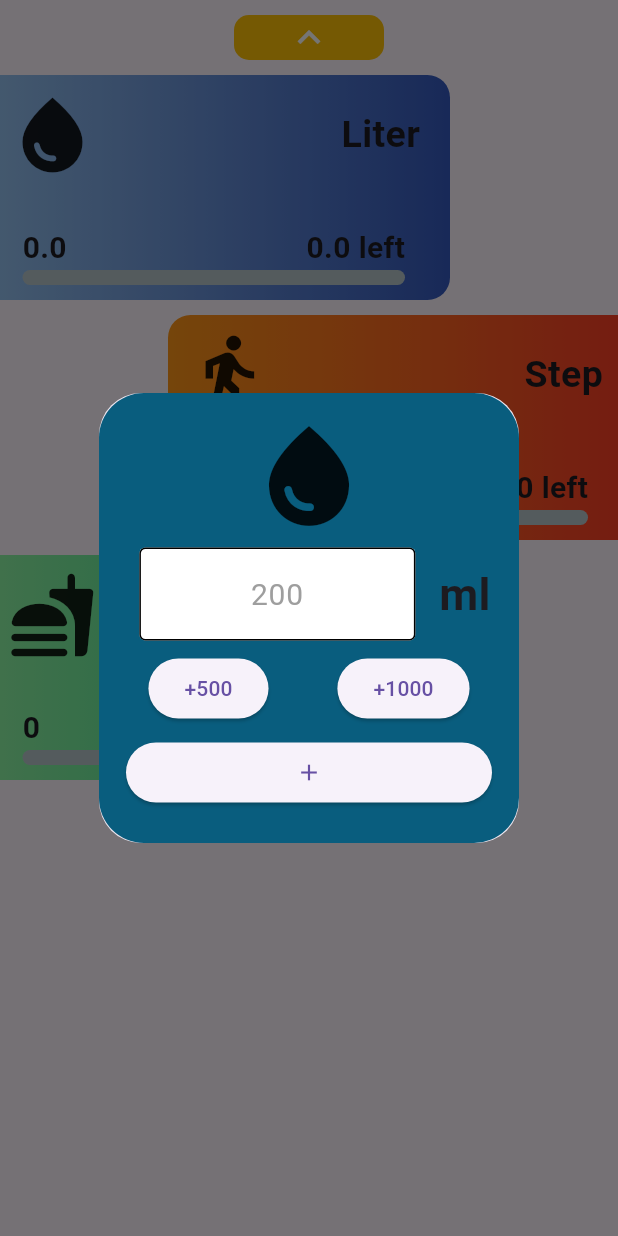
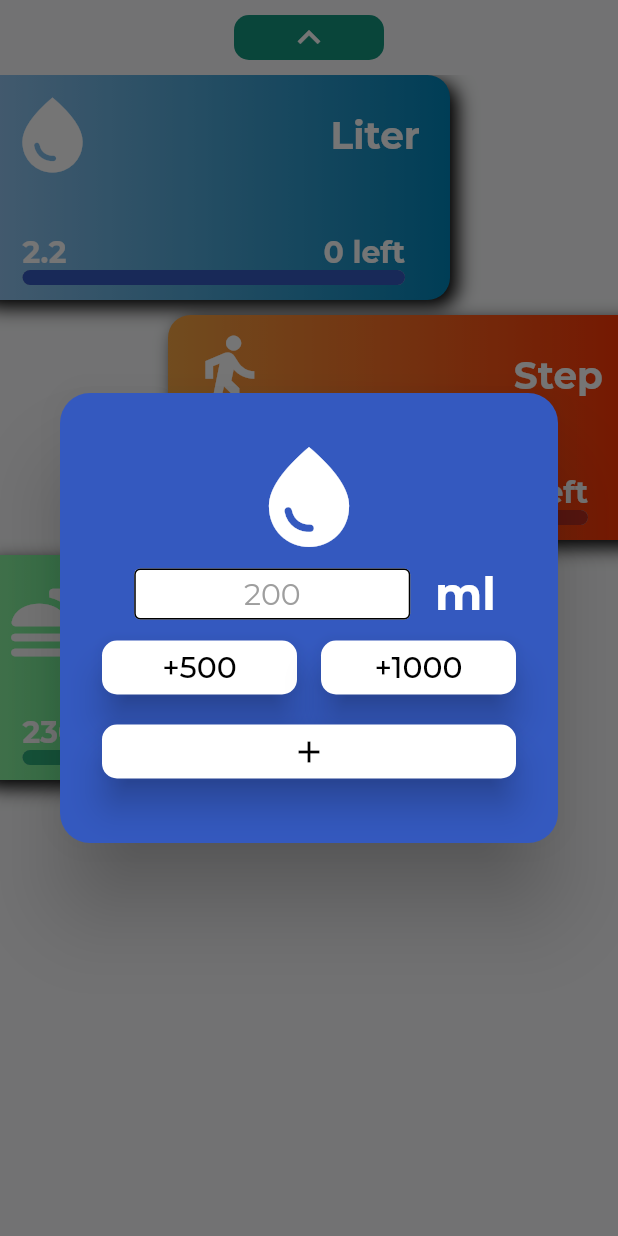
Before and after one commit to khoo04/health_tracker_app, a Flutter app: the RoutinePage screen opened directly with empty values, after a tap on "Liter", on a phone screen of 412 x 824 dp. Run offline on Flutter 3.47's test engine with Material 3 defaults, Android fonts, the light colour scheme and no system bars; drawn by our look-alikes of percent_indicator; our stand-ins replace flutter_bloc, font_awesome_flutter, google_fonts, supabase_flutter; accounts and stored records are empty.

Commit message:
new push

```diff
--- a/lib/bloc/homepage/home_event.dart
+++ b/lib/bloc/homepage/home_event.dart
@@ -7,13 +7,13 @@ class LevelPressed extends HomeEvent {
   final double Liter;
   final int Step;
   final int Calories;
-  final int pageIndex;
+
 
   LevelPressed(
       {required this.Liter,
       required this.Step,
       required this.Calories,
-      required this.pageIndex});
+      });
 }
 
 class BackPressed extends HomeEvent {}
--- a/lib/bottom.dart
+++ b/lib/frame.dart
@@ -1,4 +1,5 @@
 import 'package:flutter/material.dart';
+import 'package:health_tracker_app/main.dart';
 import 'package:health_tracker_app/pages/article/article_home.dart';
 import 'package:health_tracker_app/pages/homepage/level.dart';
 
@@ -34,8 +35,7 @@ class _FramePageState extends State<FramePage> {
           child: Icon(
             icon,
             size: 35,
-            color:
-                index == currIndex ? Color.fromARGB(255, 20, 150, 126) : null,
+            color: index == currIndex ? ThemeProvider.mainColor : null,
           ),
         ),
       ),
@@ -49,11 +49,18 @@ class _FramePageState extends State<FramePage> {
     return Scaffold(
       resizeToAvoidBottomInset: false,
       appBar: AppBar(
-        shadowColor: Colors.white,
+        scrolledUnderElevation: 0.0,
         toolbarHeight: 70,
         automaticallyImplyLeading: false,
         title: Row(children: [
-          const CircleAvatar(radius: 30, child: Icon(Icons.favorite, size: 35)),
+          const CircleAvatar(
+              backgroundColor: ThemeProvider.mainColor,
+              radius: 30,
+              child: Icon(
+                Icons.favorite,
+                size: 35,
+                color: ThemeProvider.secondColor,
+              )),
           Expanded(
             child: Padding(
               padding: const EdgeInsets.all(8.0),
@@ -73,7 +80,7 @@ class _FramePageState extends State<FramePage> {
                       lineHeight: 15,
                       width: 150,
                       percent: currentPercent,
-                      progressColor: Color.fromARGB(255, 20, 150, 126),
+                      progressColor: ThemeProvider.mainColor,
                     ),
                     const SizedBox(height: 5),
                     const Divider(thickness: 4, endIndent: 50)
--- a/lib/main.dart
+++ b/lib/main.dart
@@ -1,9 +1,10 @@
 import 'package:flutter/material.dart';
 import 'package:flutter_bloc/flutter_bloc.dart';
+import 'package:google_fonts/google_fonts.dart';
 import 'package:health_tracker_app/bloc/article/bloc/artc_bloc.dart';
 import 'package:health_tracker_app/bloc/homepage/home_bloc.dart';
-import 'package:health_tracker_app/bottom.dart';
-import 'package:health_tracker_app/model/article_model.dart';
+import 'package:health_tracker_app/frame.dart';
+import 'package:provider/provider.dart';
 import 'package:supabase_flutter/supabase_flutter.dart';
 
 void main() async {
@@ -12,7 +13,8 @@ void main() async {
       url: "https://oezjjnvxfkhirqljetig.supabase.co",
       anonKey:
           "eyJhbGciOiJIUzI1NiIsInR5cCI6IkpXVCJ9.eyJpc3MiOiJzdXBhYmFzZSIsInJlZiI6Im9lempqbnZ4ZmtoaXJxbGpldGlnIiwicm9sZSI6ImFub24iLCJpYXQiOjE3MjkwOTAzOTksImV4cCI6MjA0NDY2NjM5OX0.Lh69F4FPg0i0Jd3yf0wcznN2lCtG5pxYvOKqsx3xMjc");
-  runApp(const MyApp());
+  runApp(ChangeNotifierProvider(
+      create: (context) => ThemeProvider(), child: const MyApp()));
 }
 
 class MyApp extends StatelessWidget {
@@ -25,8 +27,45 @@ class MyApp extends StatelessWidget {
         BlocProvider(create: (context) => HomeBloc()),
         BlocProvider(create: (context) => ArtcBloc())
       ],
-      child: const MaterialApp(
-          debugShowCheckedModeBanner: false, home: FramePage()),
+      child: MaterialApp(
+          theme: Provider.of<ThemeProvider>(context).themeData,
+          debugShowCheckedModeBanner: false,
+          home: FramePage()),
     );
   }
 }
+
+class ThemeProvider with ChangeNotifier {
+  ThemeData _themeData = _lightMode;
+  ThemeData get themeData => _themeData;
+
+  static const Color mainColor = Color.fromARGB(255, 20, 150, 126);
+  static const Color secondColor = Color.fromARGB(255, 226, 252, 214);
+
+  void toggleTheme() {
+    _themeData = _themeData == _lightMode ? _darkMode : _lightMode;
+    notifyListeners();
+  }
+
+  static final _lightMode = ThemeData(
+    elevatedButtonTheme: ElevatedButtonThemeData(
+      style: ElevatedButton.styleFrom(
+          elevation: 10,
+          shadowColor: Colors.black,
+          backgroundColor: Colors.white,
+          foregroundColor: Colors.black,
+          shape:
+              RoundedRectangleBorder(borderRadius: BorderRadius.circular(10))),
+    ),
+    textTheme: GoogleFonts.montserratTextTheme(),
+    useMaterial3: false,
+    brightness: Brightness.light,
+    scaffoldBackgroundColor: Color.fromARGB(255, 248, 249, 250),
+    appBarTheme: const AppBarTheme(
+        color: Colors.transparent,
+        shadowColor: Colors.transparent,
+        titleTextStyle: TextStyle(color: Colors.black)),
+  );
+
+  static final _darkMode = ThemeData();
+}
--- a/lib/pages/article/article_home.dart
+++ b/lib/pages/article/article_home.dart
@@ -1,9 +1,7 @@
 import 'package:flutter/material.dart';
 import 'package:flutter_bloc/flutter_bloc.dart';
 import 'package:health_tracker_app/bloc/article/bloc/artc_bloc.dart';
-import 'package:health_tracker_app/main.dart';
 import 'package:health_tracker_app/model/article_model.dart';
-import 'package:supabase_flutter/supabase_flutter.dart';
 
 class ArticlePage extends StatefulWidget {
   const ArticlePage({super.key});
--- a/lib/pages/homepage/level.dart
+++ b/lib/pages/homepage/level.dart
@@ -2,6 +2,7 @@ import 'package:flutter/material.dart';
 import 'package:flutter_bloc/flutter_bloc.dart';
 import 'package:font_awesome_flutter/font_awesome_flutter.dart';
 import 'package:health_tracker_app/bloc/homepage/home_bloc.dart';
+import 'package:health_tracker_app/main.dart';
 import 'package:health_tracker_app/pages/homepage/routine.dart';
 
 class Bridge extends StatelessWidget {
@@ -27,11 +28,12 @@ class LevelPage extends StatelessWidget {
 
   @override
   Widget build(BuildContext context) {
-    ScrollController _scrollController = ScrollController();
-    int currentlevel = 3;
-    double mainLiter = 3000 / 7;
-    double mainStep = 1000 / 7;
-    double mainCalorie = 2300 / 7;
+    ScrollController scrollController = ScrollController();
+
+    int currentlevel = 7;
+    double mainLiter = 3 / 7;
+    double mainStep = 2500 / 7;
+    double mainCalorie = 3000 / 7;
 
     Widget levelContainer({required int index}) {
       return Row(children: [
@@ -42,14 +44,14 @@ class LevelPage extends StatelessWidget {
               String tempLiter = (mainLiter * index).toStringAsFixed(1);
 
               double levelLiter = double.parse(tempLiter);
-              int levelStep = mainStep.toInt();
-              int levelCalorie = mainCalorie.toInt();
+              int levelStep = (mainStep * index).toInt();
+              int levelCalorie = (mainCalorie * index).toInt();
 
               context.read<HomeBloc>().add(LevelPressed(
                   Liter: levelLiter,
                   Step: levelStep,
                   Calories: levelCalorie,
-                  pageIndex: 1));
+                  ));
             }
           },
           child: Container(
@@ -57,9 +59,10 @@ class LevelPage extends StatelessWidget {
             height: 110,
             width: 110,
             decoration: BoxDecoration(
+                boxShadow: [BoxShadow(offset: Offset(10, 10))],
                 color: index > currentlevel
                     ? Colors.grey
-                    : Color.fromARGB(255, 20, 150, 126),
+                    : ThemeProvider.mainColor,
                 borderRadius: BorderRadius.circular(20)),
             child: Center(
               child: Icon(
@@ -69,7 +72,7 @@ class LevelPage extends StatelessWidget {
                 size: 80,
                 color: index > currentlevel
                     ? Colors.black
-                    : Color.fromARGB(255, 226, 252, 214),
+                    : ThemeProvider.secondColor,
               ),
             ),
           ),
@@ -78,12 +81,12 @@ class LevelPage extends StatelessWidget {
     }
 
     return Scrollbar(
-      radius: Radius.circular(30),
+      radius: const Radius.circular(30),
       thickness: 10,
       thumbVisibility: true,
-      controller: _scrollController,
+      controller: scrollController,
       child: SingleChildScrollView(
-        controller: _scrollController,
+        controller: scrollController,
         child: Column(children: [
           const Padding(
             padding: EdgeInsets.all(8.0),
--- a/lib/pages/homepage/routine.dart
+++ b/lib/pages/homepage/routine.dart
@@ -1,9 +1,10 @@
 import 'package:flutter/material.dart';
 import 'package:flutter_bloc/flutter_bloc.dart';
 import 'package:health_tracker_app/bloc/homepage/home_bloc.dart';
+import 'package:health_tracker_app/main.dart';
 import 'package:percent_indicator/linear_percent_indicator.dart';
 
-class RoutinePage extends StatelessWidget {
+class RoutinePage extends StatefulWidget {
   const RoutinePage(
       {super.key,
       required this.goalLiters,
@@ -14,10 +15,29 @@ class RoutinePage extends StatelessWidget {
   final int goalCalories;
 
   @override
-  Widget build(BuildContext context) {
-    double currentLiter = 0;
-    int currentStep = 0;
-    int currentCalorie = 0;
+  State<RoutinePage> createState() => _RoutinePageState();
+}
+
+class _RoutinePageState extends State<RoutinePage> {
+  double currentLiter = 2.2;
+  int currentStep = 500;
+  int currentCalorie = 2300;
+
+  double percentLiter = 0, percentStep = 0, percentCalorie = 0;
+
+  void calcuPercent() {
+    setState(() {
+      percentLiter = ((currentLiter / widget.goalLiters) * 100) * 0.01;
+      percentStep = ((currentStep / widget.goalSteps) * 100) * 0.01;
+      percentCalorie = ((currentCalorie / widget.goalCalories) * 100) * 0.01;
+    });
+  }
+
+  @override
+  void initState() {
+    super.initState();
+    calcuPercent();
+  }
 
   Future<void> addDialogBox(
       BuildContext context, Color color, IconData icon, String type) {
@@ -25,27 +45,31 @@ class RoutinePage extends StatelessWidget {
         context: context,
         builder: (context) {
           return Dialog(
-              child: Container(
-                padding: EdgeInsets.all(10),
+            shape:
+                RoundedRectangleBorder(borderRadius: BorderRadius.circular(20)),
+            backgroundColor: color,
+            child: SizedBox(
               height: 300,
-                width: 200,
-                decoration: BoxDecoration(
-                    color: color, borderRadius: BorderRadius.circular(30)),
+              child: Padding(
+                padding: const EdgeInsets.all(20),
                 child: Column(
                     mainAxisAlignment: MainAxisAlignment.center,
                     children: [
-                      Icon(icon, size: 80),
+                      Icon(icon, size: 80, color: Colors.white),
                       Row(
                           mainAxisAlignment: MainAxisAlignment.center,
                           children: [
                             const SizedBox(
                               width: 200,
+                              height: 50,
                               child: Padding(
                                 padding: EdgeInsets.all(8.0),
                                 child: TextField(
                                   textAlign: TextAlign.center,
                                   keyboardType: TextInputType.number,
                                   decoration: InputDecoration(
+                                      contentPadding:
+                                          EdgeInsets.only(bottom: 10),
                                       hintText: "200",
                                       hintStyle: TextStyle(
                                           color: Colors.grey, fontSize: 20),
@@ -58,16 +82,28 @@ class RoutinePage extends StatelessWidget {
                             Text(
                               type,
                               style: const TextStyle(
-                                  fontSize: 30, fontWeight: FontWeight.bold),
+                                  fontSize: 30,
+                                  fontWeight: FontWeight.bold,
+                                  color: Colors.white),
                             )
                           ]),
                       Row(
                           mainAxisAlignment: MainAxisAlignment.spaceAround,
                           children: [
-                            ElevatedButton(
-                                onPressed: () {}, child: Text("+500")),
-                            ElevatedButton(
-                                onPressed: () {}, child: Text("+1000"))
+                            SizedBox(
+                              width: 130,
+                              child: ElevatedButton(
+                                  onPressed: () {},
+                                  child: Text("+500",
+                                      style: TextStyle(fontSize: 20))),
+                            ),
+                            SizedBox(
+                              width: 130,
+                              child: ElevatedButton(
+                                  onPressed: () {},
+                                  child: Text("+1000",
+                                      style: TextStyle(fontSize: 20))),
+                            )
                           ]),
                       Padding(
                         padding: const EdgeInsets.all(8.0),
@@ -77,6 +113,7 @@ class RoutinePage extends StatelessWidget {
                                 onPressed: () {}, child: Icon(Icons.add))),
                       )
                     ]),
+              ),
             ),
           );
         });
@@ -92,7 +129,9 @@ class RoutinePage extends StatelessWidget {
       required String type,
       required String addType,
       required String current,
-        required String remain}) {
+      required String remain,
+      required double percent}) {
+    Color themeColor = Colors.white;
     return GestureDetector(
       onTap: () {
         if (type != "Step") {
@@ -104,26 +143,41 @@ class RoutinePage extends StatelessWidget {
         height: 150,
         width: 320,
         decoration: BoxDecoration(
+            boxShadow: [BoxShadow(offset: Offset(5, 5), blurRadius: 10)],
             borderRadius: BorderRadius.circular(15),
             gradient: LinearGradient(colors: [color1, color2])),
         child: Column(children: [
           Row(children: [
-              Icon(icon, size: 60),
+            Icon(
+              icon,
+              size: 60,
+              color: themeColor,
+            ),
             Spacer(),
             Text(type,
-                  style: TextStyle(fontSize: 25, fontWeight: FontWeight.bold))
+                style: TextStyle(
+                    fontSize: 25,
+                    fontWeight: FontWeight.bold,
+                    color: themeColor))
           ]),
           Spacer(),
           Row(children: [
             SizedBox(width: 10),
             Text(current,
-                  style: TextStyle(fontSize: 20, fontWeight: FontWeight.bold)),
+                style: TextStyle(
+                    fontSize: 20,
+                    fontWeight: FontWeight.bold,
+                    color: themeColor)),
             Spacer(),
             Text("$remain left",
-                  style: TextStyle(fontSize: 20, fontWeight: FontWeight.bold)),
+                style: TextStyle(
+                    fontSize: 20,
+                    fontWeight: FontWeight.bold,
+                    color: themeColor)),
             SizedBox(width: 10)
           ]),
           LinearPercentIndicator(
+            percent: percent,
             progressColor: barColor,
             lineHeight: 10,
             barRadius: Radius.circular(30),
@@ -133,6 +187,8 @@ class RoutinePage extends StatelessWidget {
     );
   }
 
+  @override
+  Widget build(BuildContext context) {
     return Scaffold(
       body: Center(
         child: Column(mainAxisAlignment: MainAxisAlignment.center, children: [
@@ -145,7 +201,8 @@ class RoutinePage extends StatelessWidget {
               height: 30,
               width: 100,
               decoration: BoxDecoration(
-                  color: Colors.amber, borderRadius: BorderRadius.circular(10)),
+                  color: ThemeProvider.mainColor,
+                  borderRadius: BorderRadius.circular(10)),
               child: const Icon(
                 Icons.keyboard_arrow_up,
                 color: Colors.white,
@@ -154,7 +211,6 @@ class RoutinePage extends StatelessWidget {
             ),
           ),
           Expanded(
-              child: Container(
               child: Stack(children: [
             Positioned(
               left: -20,
@@ -162,13 +218,15 @@ class RoutinePage extends StatelessWidget {
                   left: 25,
                   right: 20,
                   color1: Color.fromARGB(255, 153, 199, 242),
-                    color2: Color.fromARGB(255, 52, 89, 191),
-                    barColor: Color.fromARGB(255, 9, 93, 126),
+                  color2: Color.fromARGB(255, 0, 134, 187),
+                  barColor: Color.fromARGB(255, 52, 89, 191),
                   icon: Icons.water_drop,
                   type: "Liter",
                   addType: " ml",
                   current: "$currentLiter",
-                    remain: "${goalLiters - currentLiter}"),
+                  remain:
+                      "${(widget.goalLiters - currentLiter) < 0 ? 0 : (widget.goalLiters - currentLiter).toStringAsFixed(1)}",
+                  percent: percentLiter > 1 ? 1 : percentLiter),
             ),
             Positioned(
               top: 160,
@@ -176,14 +234,16 @@ class RoutinePage extends StatelessWidget {
               child: routineContainer(
                   left: 10,
                   right: 30,
-                    color1: Color.fromARGB(255, 255, 151, 24),
-                    color2: Color.fromARGB(255, 255, 57, 39),
-                    barColor: Color.fromARGB(255, 232, 80, 46),
+                  color1: Color.fromARGB(255, 246, 165, 67),
+                  color2: Color.fromARGB(255, 255, 47, 0),
+                  barColor: Color.fromARGB(255, 188, 45, 33),
                   icon: Icons.directions_walk,
                   type: "Step",
                   addType: "",
                   current: "$currentStep",
-                    remain: "${goalSteps - currentStep}"),
+                  remain:
+                      "${(widget.goalSteps - currentStep) < 0 ? 0 : widget.goalSteps - currentStep}",
+                  percent: percentStep > 1 ? 1 : percentStep),
             ),
             Positioned(
               left: -20,
@@ -192,16 +252,17 @@ class RoutinePage extends StatelessWidget {
                   left: 25,
                   right: 20,
                   color1: Color.fromARGB(255, 148, 248, 165),
-                    color2: Color.fromARGB(255, 26, 217, 141),
-                    barColor: Color.fromARGB(255, 76, 196, 134),
+                  color2: Color.fromARGB(255, 3, 224, 110),
+                  barColor: Color.fromARGB(255, 45, 179, 125),
                   icon: Icons.fastfood_rounded,
                   type: "Calorie",
                   addType: " cl",
                   current: "$currentCalorie",
-                    remain: "${goalCalories - currentCalorie}"),
+                  remain:
+                      "${(widget.goalCalories - currentCalorie) < 0 ? 0 : widget.goalCalories - currentCalorie}",
+                  percent: percentCalorie > 1 ? 1 : percentCalorie),
             ),
-            ]),
-          ))
+          ]))
         ]),
       ),
     );
--- a/pubspec.yaml
+++ b/pubspec.yaml
@@ -32,6 +32,8 @@ dependencies:
     sdk: flutter
   percent_indicator: ^4.2.3
   font_awesome_flutter: ^10.7.0
+  google_fonts: ^6.2.1
+  provider: ^6.1.2
 
   # The following adds the Cupertino Icons font to your application.
   # Use with the CupertinoIcons class for iOS style icons.
```
Also changed, not shown: pubspec.lock. Lines whose indentation alone changed are shown as unchanged.
